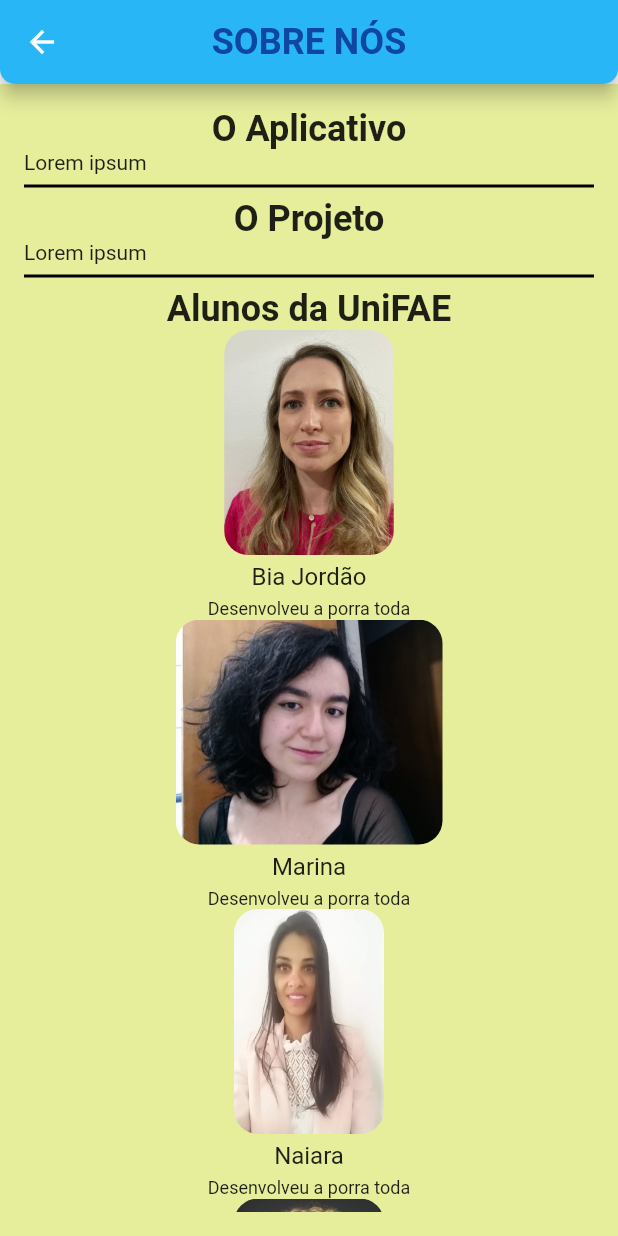
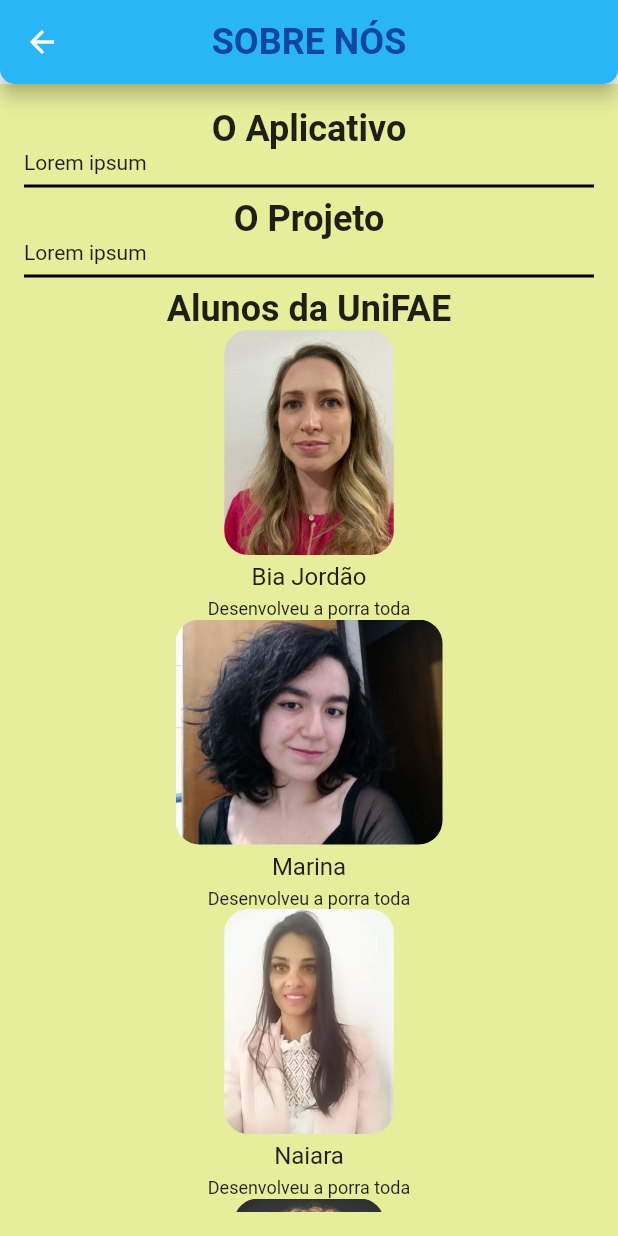
Before and after one commit to henrique-1/Palavreando, a Flutter app: the AboutUs screen opened by its route, on a phone screen of 412 x 824 dp. Run offline on Flutter 3.47's test engine with Material 2 defaults, Android fonts, the phone set to English and light mode, and no system bars; our stand-ins replace google_fonts, phosphor_flutter.

Commit message:
Added Naiara's picture to About Us page and defined the height and width

```diff
--- a/lib/views/aboutUs.dart
+++ b/lib/views/aboutUs.dart
@@ -170,7 +170,7 @@ class AboutUs extends StatelessWidget {
                         borderRadius: BorderRadius.circular(16),
                         child: Image.asset(
                           'lib/assets/images/developers/naiara.jpeg',
-                          width: 100,
+                          width: 113,
                           height: 150,
                           fit: BoxFit.fill,
                         ),
```
